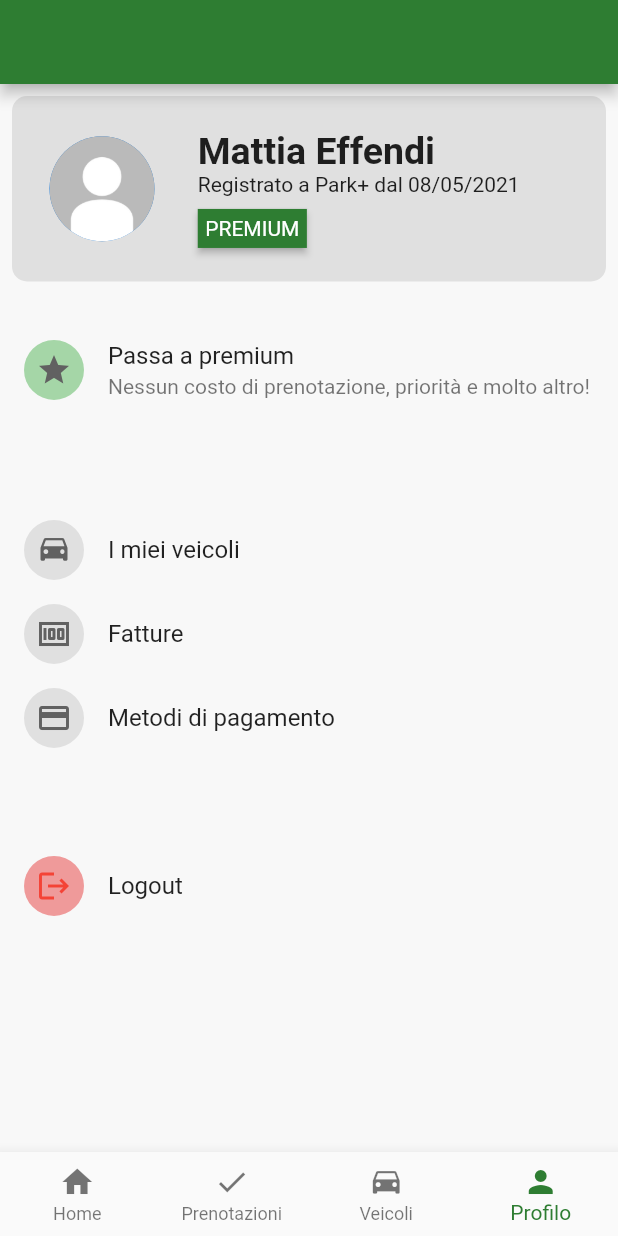
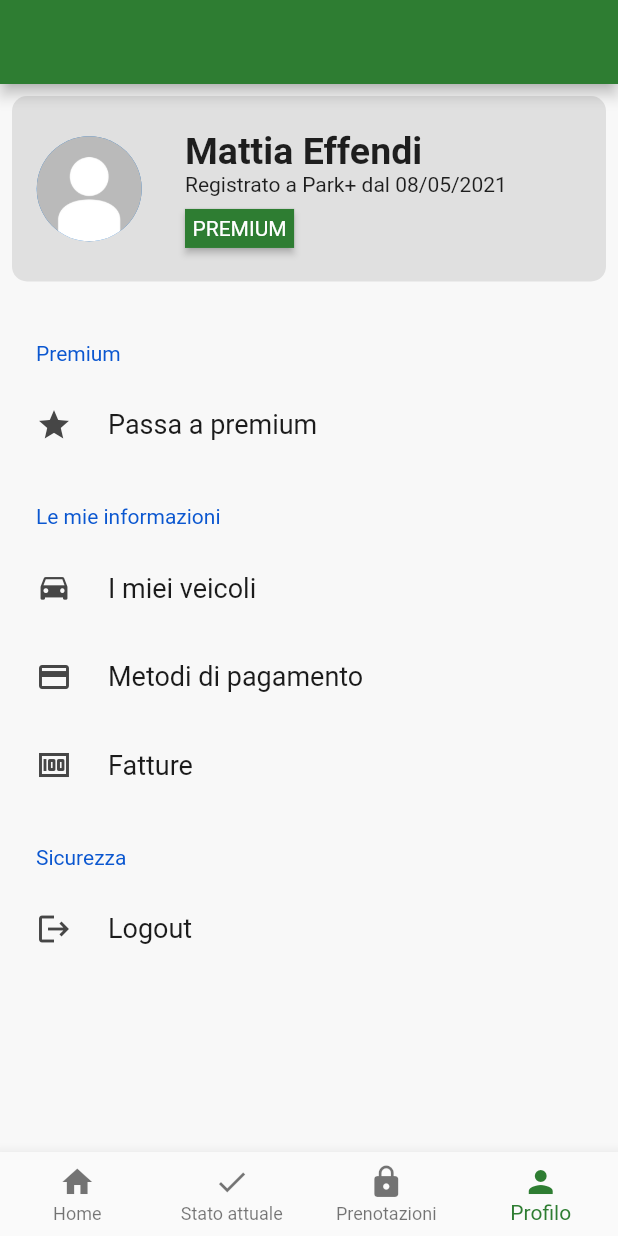
Before and after one commit to Park-Plus/app, a Flutter app: the Home screen opened directly, item 4 of the bottom bar chosen, on a phone screen of 412 x 824 dp. Run offline on Flutter 3.47's test engine with Material 2 defaults, Android fonts, the phone set to English and light mode, and no system bars; drawn by our look-alikes of badges, settings_ui; our stand-ins replace carousel_slider, flutter_form_builder, flutter_slidable, flutter_spinkit, shared_preferences; accounts and stored records are empty.

Commit message:
:construction: Rewritten profile, added right now page

```diff
--- a/lib/pages/home/home.dart
+++ b/lib/pages/home/home.dart
@@ -1,6 +1,7 @@
 import 'package:flutter/cupertino.dart';
 import 'package:flutter/material.dart';
 import 'package:flutter/rendering.dart';
+import 'package:parkplus/pages/home/screens/right_now_screen.dart';
 import 'screens/home_screen.dart';
 import 'screens/bookings_screen.dart';
 import 'screens/vehicles_screen.dart';
@@ -55,8 +56,8 @@ class _HomeState extends State<Home> {
         currentIndex: _currentPage,
         items: [
           BottomNavigationBarItem(label: "Home", icon: Icon(Icons.home)),
-          BottomNavigationBarItem(label: "Prenotazioni", icon: Icon(Icons.check)),
-          BottomNavigationBarItem(label: "Veicoli", icon: Icon(CupertinoIcons.car)),
+          BottomNavigationBarItem(label: "Stato attuale", icon: Icon(Icons.check)),
+          BottomNavigationBarItem(label: "Prenotazioni", icon: Icon(Icons.lock)),
           BottomNavigationBarItem(label: "Profilo", icon: Icon(Icons.person)),
         ],
         onTap: (index){
@@ -66,10 +67,10 @@ class _HomeState extends State<Home> {
                 content = new HomeScreen(statusBarHeight: statusBarHeight);
                 break;
               case 1:
-                content = bookingsScreen();
+                content = new RightNowScreen();
                 break;
               case 2:
-                content = new VehiclesScreen();
+                content = new BookingsScreen();
                 break;
               case 3:
                 content = new ProfileScreen();
--- a/lib/pages/home/screens/profile_screen.dart
+++ b/lib/pages/home/screens/profile_screen.dart
@@ -2,9 +2,8 @@ import 'package:badges/badges.dart';
 import 'package:flutter/cupertino.dart';
 import 'package:flutter/material.dart';
 import 'package:flutter/rendering.dart';
-import 'package:carousel_slider/carousel_slider.dart';
-import 'package:parkplus/pages/home/home.dart';
 import 'package:parkplus/pages/home/screens/vehicles_screen.dart';
+import 'package:settings_ui/settings_ui.dart';
 
 class ProfileScreen extends StatefulWidget {
   @override
@@ -39,7 +38,7 @@ class _ProfileScreenState extends State<ProfileScreen> {
                 borderRadius: BorderRadius.circular(10)
               ),
               child: Padding(
-                padding: const EdgeInsets.symmetric(horizontal: 25.0),
+                padding: EdgeInsets.symmetric(horizontal: MediaQuery.of(context).size.width * 0.04),
                 child: Row(
                   children: [
                     CircleAvatar(backgroundImage: AssetImage('assets/images/me.jpg'), radius: 35,),
@@ -54,6 +53,7 @@ class _ProfileScreenState extends State<ProfileScreen> {
                           Padding(
                             padding: EdgeInsets.only(top: 8.0),
                             child: Badge(
+                              toAnimate: false,
                               shape: BadgeShape.square,
                               badgeColor: Colors.green[800],
                               badgeContent: Text('PREMIUM', style: TextStyle(color: Colors.white)),
@@ -69,43 +69,56 @@ class _ProfileScreenState extends State<ProfileScreen> {
           ),
           Expanded(
             child: Padding(
-              padding: EdgeInsets.only(top: 15.0),
-              child: ListView(
-                children: [
-                  ListTile(
-                    leading: CircleAvatar(child: Icon(Icons.star, color: Colors.grey[700]), backgroundColor: Colors.green[200],),
-                    title: Text('Passa a premium'),
-                    subtitle: Text('Nessun costo di prenotazione, priorità e molto altro!'),
+              padding: EdgeInsets.only(top: 8.0),
+              child: SettingsList(
+                backgroundColor: Theme.of(context).scaffoldBackgroundColor,
+                sections: [
+                  SettingsSection(
+                    title: 'Premium',
+                    tiles: [
+                      SettingsTile(
+                        title: 'Passa a premium',
+                        leading: Icon(Icons.star),
+                        onPressed: (BuildContext context) {},
                       ),
-                  ListTile(
-                    title: Text('')
+                    ],
                   ),
-                  ListTile(
-                    leading: CircleAvatar(child: Icon(CupertinoIcons.car, color: Colors.grey[700]), backgroundColor: Colors.grey[300],),
-                    title: Text('I miei veicoli'),
-                    onTap: (){
+                  SettingsSection(
+                    title: 'Le mie informazioni',
+                    tiles: [
+                      SettingsTile(
+                        title: 'I miei veicoli',
+                        leading: Icon(CupertinoIcons.car),
+                        onPressed: (BuildContext context) {
                           Navigator.push(context, MaterialPageRoute(builder: (context) => VehiclesScreen()));
                         },
                       ),
-                  ListTile(
-                    leading: CircleAvatar(child: Icon(Icons.money, color: Colors.grey[700]), backgroundColor: Colors.grey[300],),
-                    title: Text('Fatture')
+                      SettingsTile(
+                        title: 'Metodi di pagamento',
+                        leading: Icon(Icons.credit_card),
+                        onPressed: (BuildContext context) {},
                       ),
-                  ListTile(
-                    leading: CircleAvatar(child: Icon(Icons.credit_card, color: Colors.grey[700]), backgroundColor: Colors.grey[300],),
-                    title: Text('Metodi di pagamento')
-                  ),
-                  ListTile(
-                    title: Text('')
-                  ),
-                  ListTile(
-                    leading: CircleAvatar(child: Icon(Icons.logout, color: Colors.red), backgroundColor: Colors.red[200],),
-                    title: Text('Logout')
+                      SettingsTile(
+                        title: 'Fatture',
+                        leading: Icon(Icons.money),
+                        onPressed: (BuildContext context) {},
                       ),
                     ],
                   ),
+                  SettingsSection(
+                    title: 'Sicurezza',
+                    tiles: [
+                      SettingsTile(
+                        title: 'Logout',
+                        leading: Icon(Icons.logout),
+                        onPressed: (BuildContext context) {},
+                      ),
+                    ],
+                  ),
+                ],
               ),
             )
+          ),
         ],
       )
     );
--- a/pubspec.yaml
+++ b/pubspec.yaml
@@ -35,6 +35,8 @@ dependencies:
   flutter_slidable: ^0.6.0
   carousel_slider: ^3.0.0
   badges: ^1.2.0
+  settings_ui: ^1.0.0
+
 
 dev_dependencies:
   flutter_test:
```
Also changed, not shown: lib/pages/home/screens/bookings_screen.dart (+51 -4 lines), lib/pages/home/screens/right_now_screen.dart (added, +111 -0 lines), pubspec.lock. Lines whose indentation alone changed are shown as unchanged.
